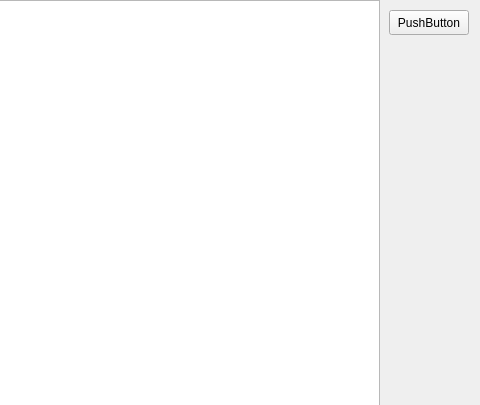
mjcarranza/Image-Recovery-Rent-a-Car, file RentaCar/mainwindow.ui: the form before one commit; both pictures show x 781 to 1261 and y 0 to 405 of the 1261 by 647 pixel window.
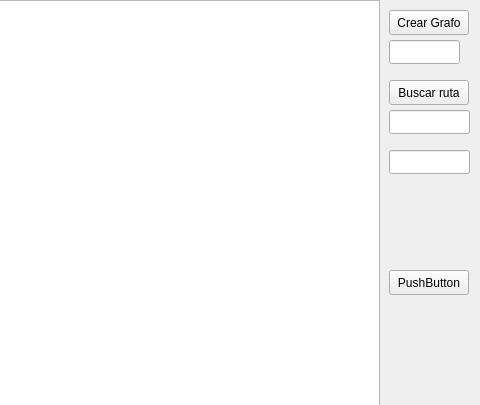
The form after the commit.

```diff
--- a/RentaCar/mainwindow.ui
+++ b/RentaCar/mainwindow.ui
@@ -14,7 +14,7 @@
    <string>MainWindow</string>
   </property>
   <widget class="QWidget" name="centralwidget">
-   <widget class="QPushButton" name="pushButton">
+   <widget class="QPushButton" name="Crear_Grafo">
     <property name="geometry">
      <rect>
       <x>1170</x>
@@ -24,7 +24,7 @@
      </rect>
     </property>
     <property name="text">
-     <string>PushButton</string>
+     <string>Crear Grafo</string>
     </property>
    </widget>
    <widget class="QGraphicsView" name="Lienso">
@@ -40,6 +40,62 @@
      </rect>
     </property>
    </widget>
+   <widget class="QLineEdit" name="TargetG">
+    <property name="geometry">
+     <rect>
+      <x>1170</x>
+      <y>150</y>
+      <width>81</width>
+      <height>24</height>
+     </rect>
+    </property>
+   </widget>
+   <widget class="QLineEdit" name="SourceG">
+    <property name="geometry">
+     <rect>
+      <x>1170</x>
+      <y>110</y>
+      <width>81</width>
+      <height>24</height>
+     </rect>
+    </property>
+   </widget>
+   <widget class="QPushButton" name="Buscar_Ruta">
+    <property name="geometry">
+     <rect>
+      <x>1170</x>
+      <y>80</y>
+      <width>80</width>
+      <height>25</height>
+     </rect>
+    </property>
+    <property name="text">
+     <string>Buscar ruta</string>
+    </property>
+   </widget>
+   <widget class="QLineEdit" name="n_grafo">
+    <property name="geometry">
+     <rect>
+      <x>1170</x>
+      <y>40</y>
+      <width>71</width>
+      <height>24</height>
+     </rect>
+    </property>
+   </widget>
+   <widget class="QPushButton" name="pushButton">
+    <property name="geometry">
+     <rect>
+      <x>1170</x>
+      <y>270</y>
+      <width>80</width>
+      <height>25</height>
+     </rect>
+    </property>
+    <property name="text">
+     <string>PushButton</string>
+    </property>
+   </widget>
   </widget>
   <widget class="QMenuBar" name="menubar">
    <property name="geometry">
```
